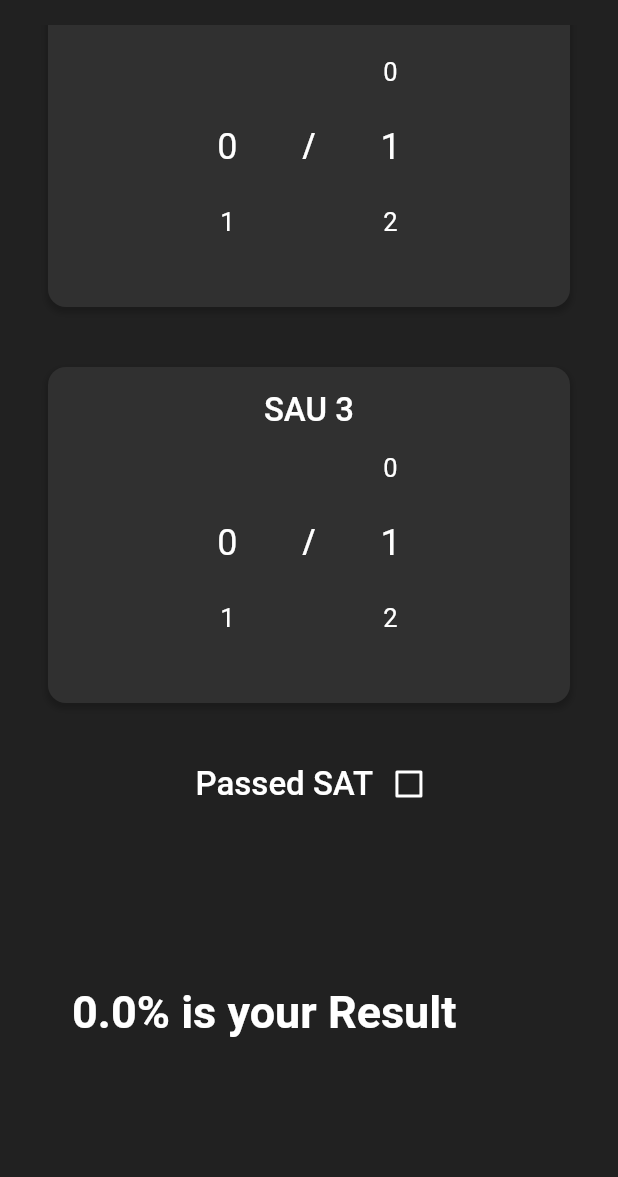
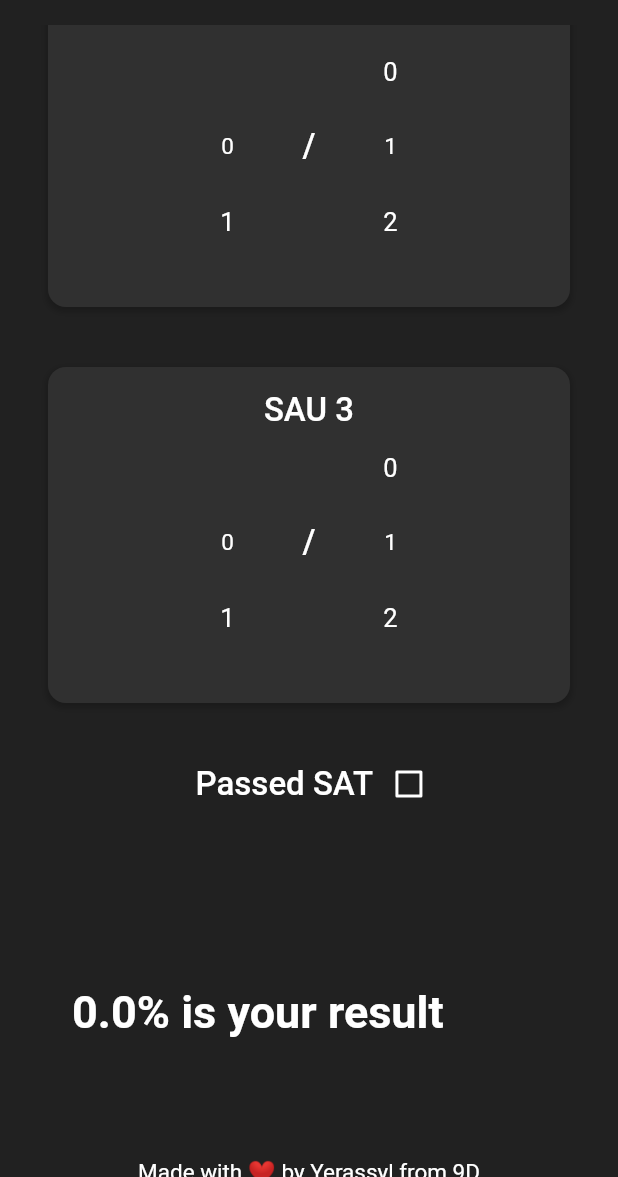
Before and after one commit to EraOfCoding/sau-sat-calculator-app, a Flutter app: the screen it shows after launch, scrolled down 576 dp, on a phone screen of 412 x 824 dp, the part 59-1236 px from its top. Run offline on Flutter 3.47's test engine with Material 2 defaults, Android fonts, the phone set to English and light mode, and no system bars; drawn by our look-alikes of numberpicker.

Commit message:
Rebirth of the legend

```diff
--- a/lib/home_page.dart
+++ b/lib/home_page.dart
@@ -1,4 +1,3 @@
-import 'package:flutter/foundation.dart';
 import 'package:flutter/material.dart';
 import 'package:numberpicker/numberpicker.dart';
 
@@ -100,19 +99,27 @@
                           : (((_sauResult3 + satResult) / 2 * 10000).round() /
                                   100)
                               .toString()) +
-                  '% is your Result'
+                  '% is your result'
               : (_sauNum == 1
                       ? ((_sauResult1 * 10000).round() / 100).toString()
                       : _sauNum == 2
                           ? ((_sauResult2 * 10000).round() / 100).toString()
                           : ((_sauResult3 * 10000).round() / 100).toString()) +
-                  '% is your Result',
+                  '% is your result',
           style: Theme.of(context).textTheme.headline4,
         ),
       ),
     );
 
-    //_________________________ sorry for very bad construction :/
+    Widget credits = Container(
+      margin: EdgeInsets.fromLTRB(0, 20, 0, 0),
+      child: Text(
+        "Made with ❤️ by Yerassyl from 9D",
+        style: Theme.of(context).textTheme.headline5,
+      ),
+    );
+
+    //_________________________ sorry for bad construction :/
     Widget _sauScore1 = Container(
       margin: EdgeInsets.fromLTRB(0, 20, 0, 20),
       decoration: fieldDecoration(),
@@ -297,6 +304,7 @@
         ),
         backgroundColor: Colors.grey[900],
         elevation: 0.0,
+        brightness: Brightness.dark,
       ),
       body: SingleChildScrollView(
         child: Container(
@@ -314,6 +322,7 @@
               passedSat,
               _passedSAT ? _satScore : SizedBox(height: 0),
               result,
+              credits,
             ],
           ),
         ),
@@ -330,7 +339,7 @@
           color: Colors.black45.withOpacity(0.2),
           spreadRadius: 1,
           blurRadius: 3,
-          offset: Offset(0, 2.5),
+          offset: Offset(0, 2),
         ),
       ],
     );
--- a/lib/main.dart
+++ b/lib/main.dart
@@ -12,6 +12,7 @@
     return MaterialApp(
       title: 'Flutter Demo',
       theme: ThemeData(
+        appBarTheme: AppBarTheme(color: Colors.white),
         accentColor: Colors.white,
         unselectedWidgetColor: Colors.white,
         textTheme: TextTheme(
@@ -35,175 +36,13 @@
               fontWeight: FontWeight.w600,
               color: Colors.white,
             ),
-        ),
+            headline5: TextStyle(
+              fontSize: 15.0,
+              fontWeight: FontWeight.w400,
+              color: Colors.white,
+            )),
       ),
       home: HomePage(),
     );
   }
 }
-
-//_________________________________________
-
-// import 'package:flutter/material.dart';
-// import 'package:numberpicker/numberpicker.dart';
-
-// void main() {
-//   runApp(new ExampleApp());
-// }
-
-// class ExampleApp extends StatelessWidget {
-//   @override
-//   Widget build(BuildContext context) {
-//     return MaterialApp(
-//       title: 'NumberPicker Example',
-//       theme: ThemeData(
-//         primarySwatch: Colors.orange,
-//       ),
-//       home: MyHomePage(),
-//     );
-//   }
-// }
-
-// class MyHomePage extends StatefulWidget {
-//   @override
-//   _MyHomePageState createState() => new _MyHomePageState();
-// }
-
-// class _MyHomePageState extends State<MyHomePage> {
-//   @override
-//   Widget build(BuildContext context) {
-//     return DefaultTabController(
-//       length: 2,
-//       child: Scaffold(
-//         appBar: AppBar(
-//           bottom: TabBar(
-//             tabs: [
-//               Tab(text: 'Integer'),
-//               Tab(text: 'Decimal'),
-//             ],
-//           ),
-//           title: Text('Numberpicker example'),
-//         ),
-//         body: TabBarView(
-//           children: [
-//             _IntegerExample(),
-//             _DecimalExample(),
-//           ],
-//         ),
-//       ),
-//     );
-//   }
-// }
-
-// class _IntegerExample extends StatefulWidget {
-//   @override
-//   __IntegerExampleState createState() => __IntegerExampleState();
-// }
-
-// class __IntegerExampleState extends State<_IntegerExample> {
-//   int _currentIntValue = 10;
-//   int _currentHorizontalIntValue = 10;
-
-//   @override
-//   Widget build(BuildContext context) {
-//     return Column(
-//       children: <Widget>[
-//         SizedBox(height: 16),
-//         Text('Default', style: Theme.of(context).textTheme.headline6),
-//         NumberPicker(
-//           value: _currentIntValue,
-//           minValue: 0,
-//           maxValue: 100,
-//           step: 10,
-//           haptics: true,
-//           onChanged: (value) => setState(() => _currentIntValue = value),
-//         ),
-//         SizedBox(height: 32),
-//         Row(
-//           mainAxisAlignment: MainAxisAlignment.center,
-//           children: [
-//             IconButton(
-//               icon: Icon(Icons.remove),
-//               onPressed: () => setState(() {
-//                 final newValue = _currentIntValue - 10;
-//                 _currentIntValue = newValue.clamp(0, 100);
-//               }),
-//             ),
-//             Text('Current int value: $_currentIntValue'),
-//             IconButton(
-//               icon: Icon(Icons.add),
-//               onPressed: () => setState(() {
-//                 final newValue = _currentIntValue + 20;
-//                 _currentIntValue = newValue.clamp(0, 100);
-//               }),
-//             ),
-//           ],
-//         ),
-//         Divider(color: Colors.grey, height: 32),
-//         SizedBox(height: 16),
-//         Text('Horizontal', style: Theme.of(context).textTheme.headline6),
-//         NumberPicker(
-//           value: _currentHorizontalIntValue,
-//           minValue: 0,
-//           maxValue: 100,
-//           step: 10,
-//           itemHeight: 100,
-//           axis: Axis.horizontal,
-//           onChanged: (value) =>
-//               setState(() => _currentHorizontalIntValue = value),
-//           decoration: BoxDecoration(
-//             borderRadius: BorderRadius.circular(16),
-//             border: Border.all(color: Colors.black26),
-//           ),
-//         ),
-//         Row(
-//           mainAxisAlignment: MainAxisAlignment.center,
-//           children: [
-//             IconButton(
-//               icon: Icon(Icons.remove),
-//               onPressed: () => setState(() {
-//                 final newValue = _currentHorizontalIntValue - 10;
-//                 _currentHorizontalIntValue = newValue.clamp(0, 100);
-//               }),
-//             ),
-//             Text('Current horizontal int value: $_currentHorizontalIntValue'),
-//             IconButton(
-//               icon: Icon(Icons.add),
-//               onPressed: () => setState(() {
-//                 final newValue = _currentHorizontalIntValue + 20;
-//                 _currentHorizontalIntValue = newValue.clamp(0, 100);
-//               }),
-//             ),
-//           ],
-//         ),
-//       ],
-//     );
-//   }
-// }
-
-// class _DecimalExample extends StatefulWidget {
-//   @override
-//   __DecimalExampleState createState() => __DecimalExampleState();
-// }
-
-// class __DecimalExampleState extends State<_DecimalExample> {
-//   double _currentDoubleValue = 3.0;
-
-//   @override
-//   Widget build(BuildContext context) {
-//     return Column(
-//       children: <Widget>[
-//         SizedBox(height: 16),
-//         Text('Decimal', style: Theme.of(context).textTheme.headline6),
-//         DecimalNumberPicker(
-//           value: _currentDoubleValue,
-//           minValue: 0,
-//           maxValue: 10,
-//           decimalPlaces: 2,
-//           onChanged: (value) => setState(() => _currentDoubleValue = value),
-//         ),
-//         SizedBox(height: 32),
-//       ],
-//     );
-//   }
-// }
```
Also changed, not shown: pubspec.lock. Lines whose indentation alone changed are shown as unchanged.
